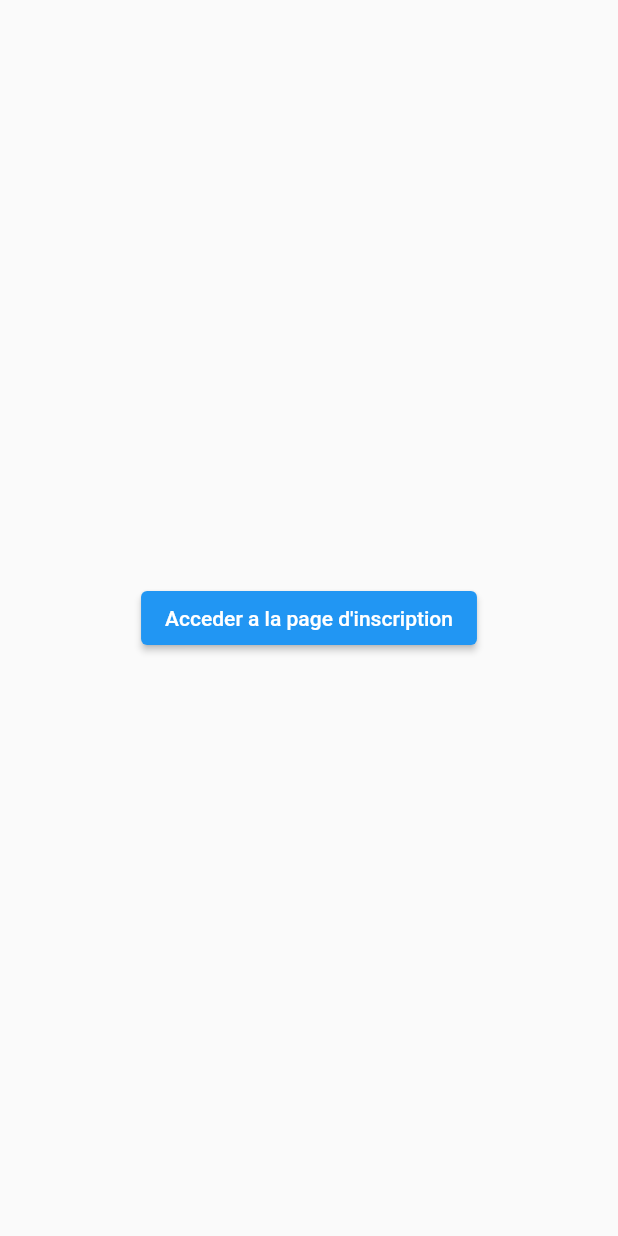
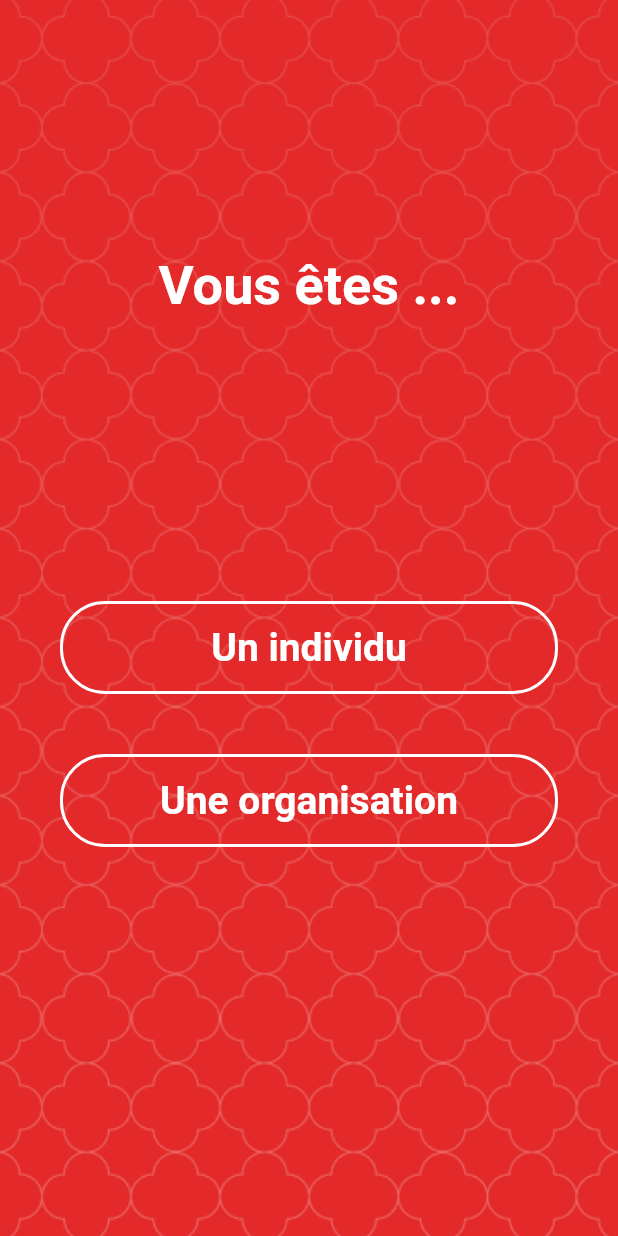
Before and after one commit to Wissam-12/hackbourak-1, a Flutter app: the screen it shows after launch, on a phone screen of 412 x 824 dp. Run offline on Flutter 3.47's test engine with Material 2 defaults, Android fonts, the phone set to English and light mode, and no system bars; our stand-ins replace cloud_firestore, firebase_auth, firebase_core, fluttertoast, google_maps_flutter, location; accounts and stored records are empty.

```diff
--- a/lib/main.dart
+++ b/lib/main.dart
@@ -1,7 +1,9 @@
 import 'package:firebase_auth/firebase_auth.dart';
 import 'package:firebase_core/firebase_core.dart';
 import 'package:flutter/material.dart';
+import 'package:hackbourak/screens/Loading.dart';
 import 'package:hackbourak/screens/RestPage.dart';
+import 'package:hackbourak/screens/Vousetes.dart';
 import 'package:hackbourak/screens/WelcomeScreen.dart';
 
 import 'package:firebase_auth/firebase_auth.dart';
@@ -23,11 +25,12 @@ class MyApp extends StatelessWidget {
   @override
   Widget build(BuildContext context) {
     return MaterialApp(
+      debugShowCheckedModeBanner: false,
       title: 'Flutter Demo',
       theme: ThemeData(
         primarySwatch: Colors.blue,
       ),
-      home: const WelcomeScreen(),
+      home: const Vousetes(),
     );
   }
 }
@@ -42,9 +45,9 @@ class MyHomePage extends StatefulWidget {
 }
 
 class _MyHomePageState extends State<MyHomePage> {
-
   void _accessMap() {
-    Navigator.push(context, MaterialPageRoute(builder: (context) => RestPage()));
+    Navigator.push(
+        context, MaterialPageRoute(builder: (context) => RestPage()));
   }
 
   @override
@@ -63,17 +66,13 @@ class _MyHomePageState extends State<MyHomePage> {
                   Icons.logout,
                   size: 26.0,
                 ),
-              )
-          ),
+              )),
         ],
       ),
       body: Center(
         child: Column(
-
           mainAxisAlignment: MainAxisAlignment.center,
-          children: <Widget>[
-
-          ],
+          children: <Widget>[],
         ),
       ),
       floatingActionButton: FloatingActionButton(
--- /dev/null
+++ b/lib/screens/Vousetes.dart
@@ -0,0 +1,95 @@
+import 'package:flutter/material.dart';
+
+class Vousetes extends StatefulWidget {
+  const Vousetes({Key? key}) : super(key: key);
+
+  @override
+  State<Vousetes> createState() => _VousetesState();
+}
+
+class _VousetesState extends State<Vousetes> {
+  @override
+  Widget build(BuildContext context) {
+    return SafeArea(
+      child: Scaffold(
+        backgroundColor: const Color(0xFFE32929),
+        body: Container(
+          width: MediaQuery.of(context).size.width,
+          decoration: const BoxDecoration(
+            image: DecorationImage(
+              fit: BoxFit.cover,
+              image: AssetImage('assets/loading_bg.png'),
+            ),
+          ),
+          child: Container(
+            padding:
+                const EdgeInsets.symmetric(vertical: 0.0, horizontal: 40.0),
+            child: Column(
+              mainAxisAlignment: MainAxisAlignment.spaceEvenly,
+              crossAxisAlignment: CrossAxisAlignment.center,
+              children: [
+                const Text(
+                  'Vous êtes ...',
+                  style: TextStyle(
+                    color: Colors.white,
+                    fontWeight: FontWeight.w700,
+                    fontSize: 36,
+                  ),
+                ),
+                Column(
+                  children: [
+                    Container(
+                      width: MediaQuery.of(context).size.width,
+                      decoration: BoxDecoration(
+                        border: Border.all(color: Colors.white, width: 2.0),
+                        borderRadius: BorderRadius.circular(30.0),
+                      ),
+                      padding: const EdgeInsets.symmetric(
+                          vertical: 5.0, horizontal: 50.0),
+                      margin: const EdgeInsets.symmetric(
+                          vertical: 20.0, horizontal: 0.0),
+                      child: TextButton(
+                        onPressed: () {},
+                        child: const Text(
+                          'Un individu',
+                          style: TextStyle(
+                            color: Colors.white,
+                            fontWeight: FontWeight.w600,
+                            fontSize: 26,
+                          ),
+                        ),
+                      ),
+                    ),
+                    Container(
+                      width: MediaQuery.of(context).size.width,
+                      decoration: BoxDecoration(
+                        border: Border.all(color: Colors.white, width: 2.0),
+                        borderRadius: BorderRadius.circular(30.0),
+                      ),
+                      padding: const EdgeInsets.symmetric(
+                          vertical: 5.0, horizontal: 50.0),
+                      margin: const EdgeInsets.symmetric(
+                          vertical: 20.0, horizontal: 0.0),
+                      child: TextButton(
+                        onPressed: () {},
+                        child: const Text(
+                          'Une organisation',
+                          style: TextStyle(
+                            color: Colors.white,
+                            fontWeight: FontWeight.w600,
+                            fontSize: 26,
+                          ),
+                        ),
+                      ),
+                    ),
+                    const SizedBox(height: 70),
+                  ],
+                ),
+              ],
+            ),
+          ),
+        ),
+      ),
+    );
+  }
+}
--- a/pubspec.yaml
+++ b/pubspec.yaml
@@ -64,9 +64,8 @@ flutter:
   uses-material-design: true
 
   # To add assets to your application, add an assets section, like this:
-  # assets:
-  #   - images/a_dot_burr.jpeg
-  #   - images/a_dot_ham.jpeg
+  assets:
+    - assets/
 
   # An image asset can refer to one or more resolution-specific "variants", see
   # https://flutter.dev/assets-and-images/#resolution-aware.
```
Also changed, not shown: lib/screens/Loading.dart (added, +86 -0 lines), assets/loading_bg.png (added).
